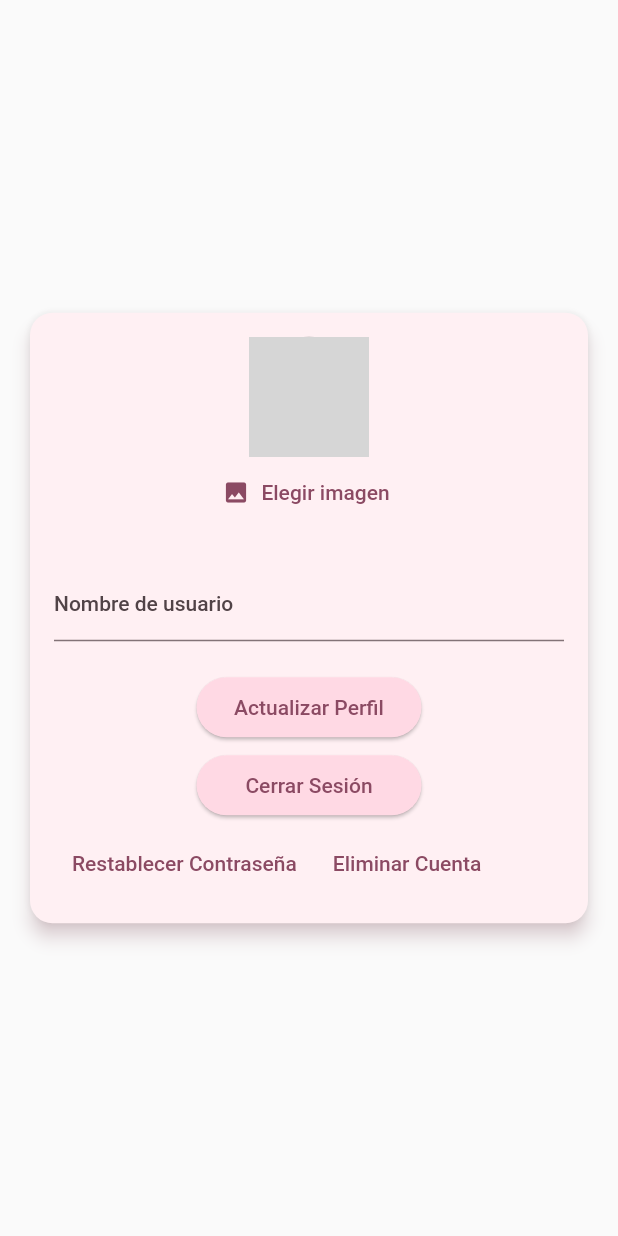
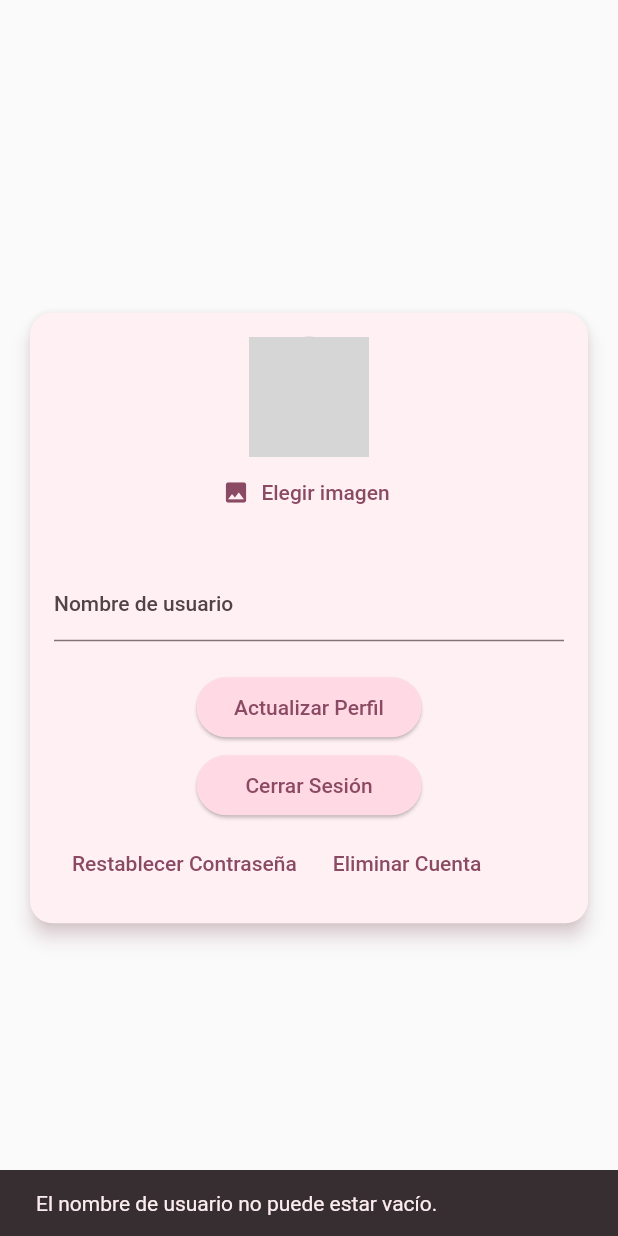
Before and after one commit to sabinelohnerv/Uni-Map-Project, a Flutter app: the Profile widget shown alone on an empty page, opened directly, after a tap on "Actualizar Perfil", on a phone screen of 412 x 824 dp. Run offline on Flutter 3.47's test engine with Material 2 defaults, Android fonts, the light colour scheme and no system bars; our stand-ins replace carousel_slider, cloud_firestore, firebase_auth, firebase_core, firebase_storage, flutter_bloc and 4 more; accounts and stored records are empty; network calls fail; grey boxes are pictures that could not be loaded.

Commit message:
profile fixes

```diff
--- a/lib/screens/tab_screens/profile.dart
+++ b/lib/screens/tab_screens/profile.dart
@@ -16,15 +16,12 @@ class _ProfileState extends State<Profile> {
   final ProfileServices _profileServices = ProfileServices();
   File? _newProfileImage;
   String? _newUsername;
+  String? _originalUsername;
 
   void _pickNewImage(File image) {
     setState(() {
       _newProfileImage = image;
     });
-  }
-
-  Future<void> _updateProfile() async {
-    await _profileServices.updateProfile(_newProfileImage, _newUsername);
   }
 
   Future<void> _showDeleteConfirmationDialog() async {
@@ -89,6 +86,10 @@ class _ProfileState extends State<Profile> {
           return const Center(child: CircularProgressIndicator());
         }
 
+        if (snapshot.hasData && _originalUsername == null) {
+          _originalUsername = snapshot.data!['username'];
+        }
+
         if (snapshot.data == null) {
           return const Center(
             child: Text("No se encontró el usuario"),
@@ -123,8 +124,11 @@ class _ProfileState extends State<Profile> {
                     const SizedBox(height: 8),
                     TextFormField(
                       initialValue: userData['username'],
-                      decoration:
-                          const InputDecoration(labelText: 'Nombre de usuario'),
+                      maxLength: 64,
+                      decoration: const InputDecoration(
+                        labelText: 'Nombre de usuario',
+                        counterText: '',
+                      ),
                       onChanged: (value) {
                         _newUsername = value;
                       },
@@ -175,4 +179,27 @@ class _ProfileState extends State<Profile> {
       },
     );
   }
+
+  Future<void> _updateProfile() async {
+    if (_newUsername == null ||
+        _newUsername!.isEmpty ||
+        _newUsername!.length <= 0) {
+      ScaffoldMessenger.of(context).showSnackBar(
+        const SnackBar(
+          content: Text('El nombre de usuario no puede estar vacío.'),
+        ),
+      );
+
+      setState(() {
+        _newUsername = _originalUsername;
+      });
+    } else {
+      await _profileServices.updateProfile(_newProfileImage, _newUsername);
+      ScaffoldMessenger.of(context).showSnackBar(
+        const SnackBar(
+          content: Text('Los cambios han sido actualizados.'),
+        ),
+      );
+    }
+  }
 }
--- a/pubspec.yaml
+++ b/pubspec.yaml
@@ -95,6 +95,7 @@ flutter:
     - assets/images/logo.png
     - assets/map_style.json
     - assets/images/no_results.png
+    - assets/images/profile_img.png
 
   # An image asset can refer to one or more resolution-specific "variants", see
   # https://flutter.dev/assets-and-images/#resolution-aware
```
Also changed, not shown: assets/images/profile_img.png (added).
